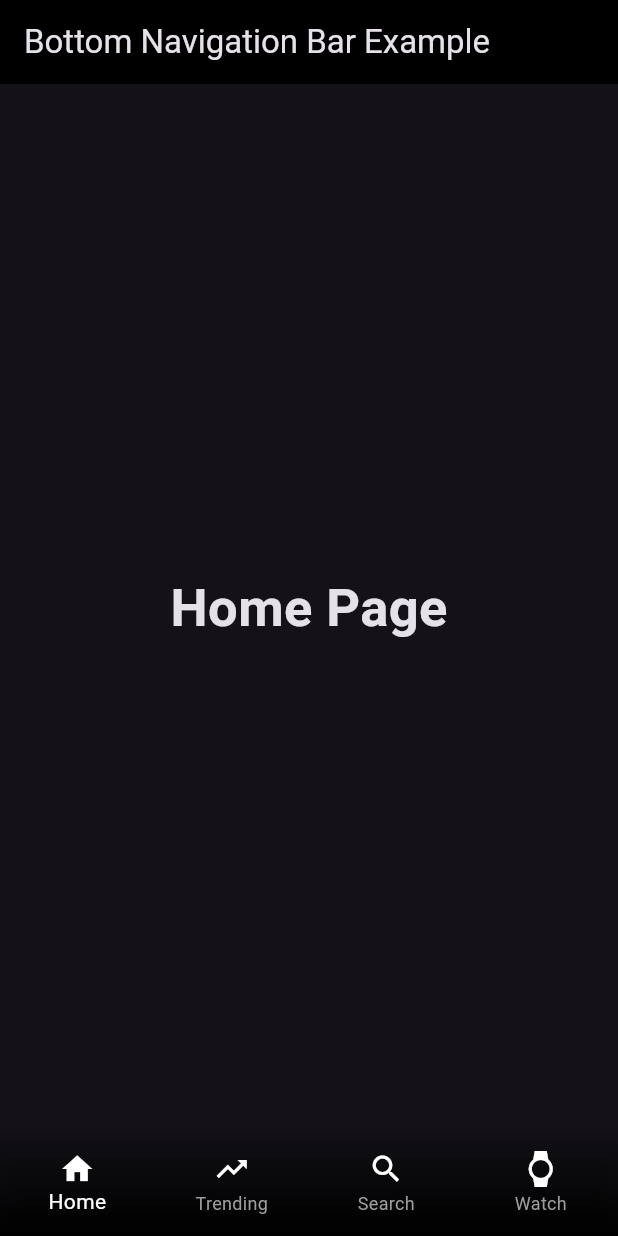
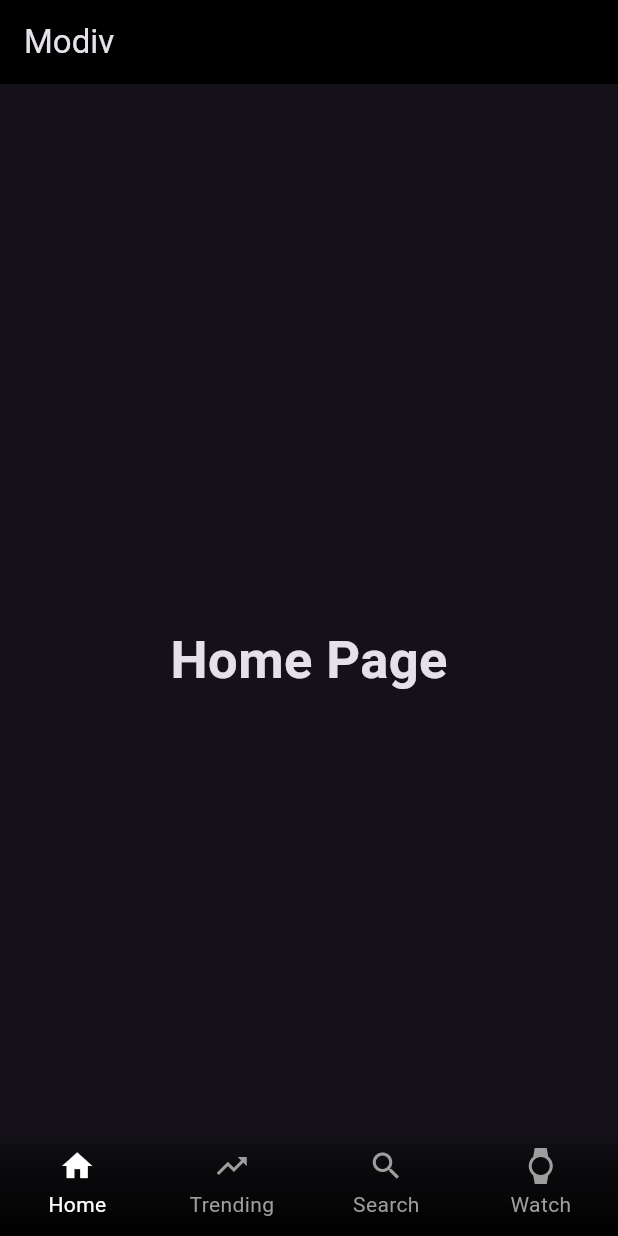
Before and after one commit to AdnanAliMumtaz/Movie_Application, a Flutter app: the screen it shows after launch, on a phone screen of 412 x 824 dp. Run offline on Flutter 3.47's test engine with Material 3 defaults, Android fonts, the phone set to English and light mode, and no system bars.

Commit message:
Fixed the bottom nav bar

```diff
--- a/lib/main.dart
+++ b/lib/main.dart
@@ -7,16 +7,20 @@ void main() {
 }
 
 class MyApp extends StatelessWidget {
+  const MyApp({super.key});
+
   @override
   Widget build(BuildContext context) {
     return MaterialApp(
       home: MyHomePage(),
-      theme: ThemeData.dark(), // Set the overall theme to dark
+      theme: ThemeData.dark(),
     );
   }
 }
 
 class MyHomePage extends StatefulWidget {
+  const MyHomePage({super.key});
+
   @override
   _MyHomePageState createState() => _MyHomePageState();
 }
@@ -41,53 +45,69 @@ class _MyHomePageState extends State<MyHomePage> {
   Widget build(BuildContext context) {
     return Scaffold(
       appBar: AppBar(
-        title: Text('Bottom Navigation Bar Example'),
-        backgroundColor: Colors.black, // Change the background color of the app bar
+        title: const Text('Modiv'),
+        backgroundColor: Colors.black,
       ),
-      body: _pages[_selectedIndex],
-      bottomNavigationBar: Theme(
-        data: Theme.of(context).copyWith(
-          splashColor: Colors.transparent, // Disable splash color
-          highlightColor: Colors.transparent, // Disable highlight color
-        ),
+      body: Stack(
+        children: [
+          _pages[_selectedIndex],
+          Positioned(
+            left: 0,
+            right: 0,
+            bottom: 0,
             child: Container(
-          height: 70, // Increase the height of the bottom navigation bar
+              height: 70,
               decoration: BoxDecoration(
                 gradient: LinearGradient(
                   begin: Alignment.bottomCenter,
                   end: Alignment.topCenter,
                   colors: [
                     Colors.black,
-                Colors.transparent,
+                    Colors.black.withOpacity(0.7),
+                    Colors.black.withOpacity(0.5),
+                    Colors.transparent
                   ],
                 ),
               ),
-          child: BottomNavigationBar(
-            backgroundColor: Colors.transparent, // Set background to transparent
-            type: BottomNavigationBarType.fixed, // Ensure all labels are visible
-            items: const <BottomNavigationBarItem>[
-              BottomNavigationBarItem(
-                icon: Icon(Icons.home, color: Colors.white), // Change the color of the icon
-                label: 'Home',
+              child: Row(
+                mainAxisAlignment: MainAxisAlignment.spaceAround,
+                children: [
+                  buildNavBarItem(Icons.home, 'Home', 0),
+                  buildNavBarItem(Icons.trending_up, 'Trending', 1),
+                  buildNavBarItem(Icons.search, 'Search', 2),
+                  buildNavBarItem(Icons.watch, 'Watch', 3),
+                ],
               ),
-              BottomNavigationBarItem(
-                icon: Icon(Icons.trending_up, color: Colors.white), // Change the color of the icon
-                label: 'Trending',
             ),
-              BottomNavigationBarItem(
-                icon: Icon(Icons.search, color: Colors.white), // Change the color of the icon
-                label: 'Search',
-              ),
-              BottomNavigationBarItem(
-                icon: Icon(Icons.watch, color: Colors.white), // Change the color of the icon
-                label: 'Watch',
           ),
         ],
-            currentIndex: _selectedIndex,
-            selectedItemColor: Colors.white, // Change the color of the selected item
-            unselectedItemColor: Colors.grey, // Change the color of the unselected items
-            onTap: _onItemTapped,
-            selectedLabelStyle: TextStyle(color: Colors.white), // Set the color of the selected item label
+      ),
+    );
+  }
+
+  Widget buildNavBarItem(IconData icon, String title, int index) {
+    bool isSelected = index == _selectedIndex;
+    return Expanded(
+      child: GestureDetector(
+        onTap: () => _onItemTapped(index),
+        child: Container(
+          color: Colors.transparent,
+          padding: EdgeInsets.symmetric(vertical: 8.0),
+          child: Column(
+            mainAxisAlignment: MainAxisAlignment.center,
+            children: [
+              Icon(
+                icon,
+                color: isSelected ? Colors.white : Colors.grey,
+              ),
+              const SizedBox(height: 4),
+              Text(
+                title,
+                style: TextStyle(
+                  color: isSelected ? Colors.white : Colors.grey,
+                ),
+              ),
+            ],
           ),
         ),
       ),
@@ -96,35 +116,13 @@ class _MyHomePageState extends State<MyHomePage> {
 }
 
 class HomePage extends StatelessWidget {
+  const HomePage({super.key});
+
   @override
   Widget build(BuildContext context) {
-    return Center(
+    return const Center(
       child: Text(
         'Home Page',
-        style: TextStyle(fontSize: 35, fontWeight: FontWeight.bold),
-      ),
-    );
-  }
-}
-
-class TrendingPage extends StatelessWidget {
-  @override
-  Widget build(BuildContext context) {
-    return Center(
-      child: Text(
-        'Trending Page',
-        style: TextStyle(fontSize: 35, fontWeight: FontWeight.bold),
-      ),
-    );
-  }
-}
-
-class SearchPage extends StatelessWidget {
-  @override
-  Widget build(BuildContext context) {
-    return Center(
-      child: Text(
-        'Search Page',
         style: TextStyle(fontSize: 35, fontWeight: FontWeight.bold),
       ),
     );
@@ -134,7 +132,7 @@ class SearchPage extends StatelessWidget {
 class WatchPage extends StatelessWidget {
   @override
   Widget build(BuildContext context) {
-    return Center(
+    return const Center(
       child: Text(
         'Watch Page',
         style: TextStyle(fontSize: 35, fontWeight: FontWeight.bold),
```
Also changed, not shown: lib/search.dart (+17 -15 lines), lib/trending.dart (+14 -96 lines). Lines whose indentation alone changed are shown as unchanged.
